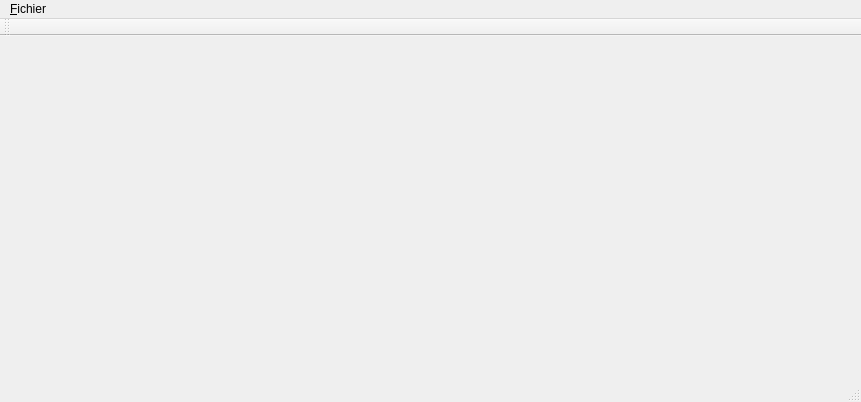
Qt form MainWindow.ui (xaviermawet/EcoMotion2013BenchTestExperimental) before a commit.
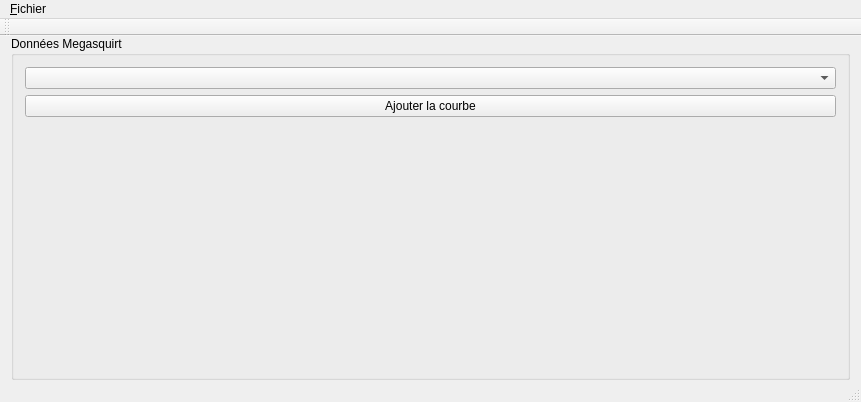
The same form after that commit. Icons and pictures are not drawn.

Patch:
```diff
--- a/MainWindow.ui
+++ b/MainWindow.ui
@@ -13,7 +13,48 @@
   <property name="windowTitle">
    <string/>
   </property>
-  <widget class="QWidget" name="centralWidget"/>
+  <widget class="QWidget" name="centralWidget">
+   <layout class="QHBoxLayout" name="mainHorizontalLayout">
+    <property name="topMargin">
+     <number>0</number>
+    </property>
+    <property name="bottomMargin">
+     <number>0</number>
+    </property>
+    <item>
+     <widget class="QGroupBox" name="groupBox">
+      <property name="title">
+       <string>Données Megasquirt</string>
+      </property>
+      <layout class="QVBoxLayout" name="groupBoxVerticalLayout">
+       <item>
+        <widget class="QComboBox" name="paramMegasquirtComboBox"/>
+       </item>
+       <item>
+        <widget class="QPushButton" name="addCurvePushButton">
+         <property name="text">
+          <string>Ajouter la courbe</string>
+         </property>
+        </widget>
+       </item>
+       <item>
+        <spacer name="verticalSpacer">
+         <property name="orientation">
+          <enum>Qt::Vertical</enum>
+         </property>
+         <property name="sizeHint" stdset="0">
+          <size>
+           <width>20</width>
+           <height>40</height>
+          </size>
+         </property>
+        </spacer>
+       </item>
+      </layout>
+     </widget>
+    </item>
+   </layout>
+  </widget>
   <widget class="QMenuBar" name="menuBar">
    <property name="geometry">
     <rect>
```
